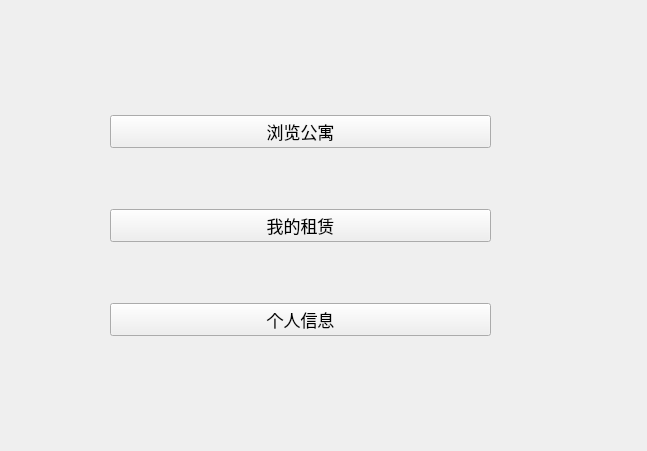
This is userui.ui in Canstie/ApartmentManage as Qt 5 draws it before an edit. The edited form follows.
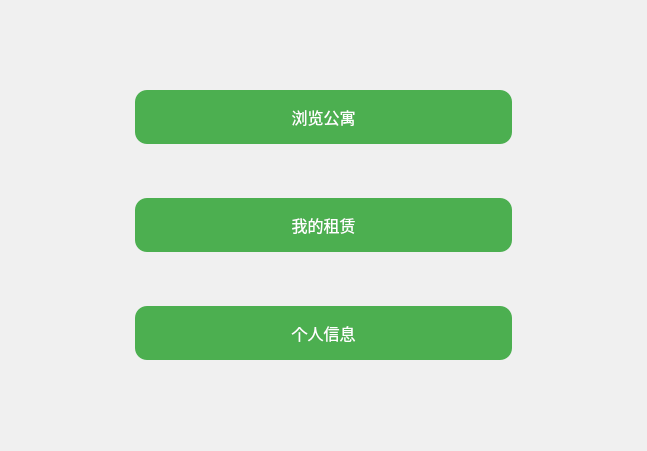
This is the edited form.

The edit to the form file:
```diff
--- a/userui.ui
+++ b/userui.ui
@@ -18,16 +18,45 @@
   <property name="windowTitle">
    <string>租户界面</string>
   </property>
-  <widget class="QWidget" name="">
+  <property name="styleSheet">
+   <string notr="true">
+    QWidget {
+        background-color: #f0f0f0;
+    }
+    QPushButton {
+        background-color: #4CAF50;
+        color: white;
+        border: none;
+        padding: 15px 32px;
+        text-align: center;
+        text-decoration: none;
+        display: inline-block;
+        font-size: 16px;
+        margin: 4px 2px;
+        cursor: pointer;
+        border-radius: 12px;
+    }
+    QPushButton:hover {
+        background-color: #45a049;
+    }
+   </string>
+  </property>
+  <widget class="QWidget" name="layoutWidget">
    <property name="geometry">
     <rect>
-     <x>110</x>
+     <x>133</x>
      <y>60</y>
      <width>381</width>
      <height>331</height>
     </rect>
    </property>
    <layout class="QVBoxLayout" name="verticalLayout">
+    <property name="spacing">
+     <number>20</number>
+    </property>
+    <property name="padding">
+     <number>20</number>
+    </property>
     <item>
      <widget class="QPushButton" name="pushButton">
       <property name="text">
```
